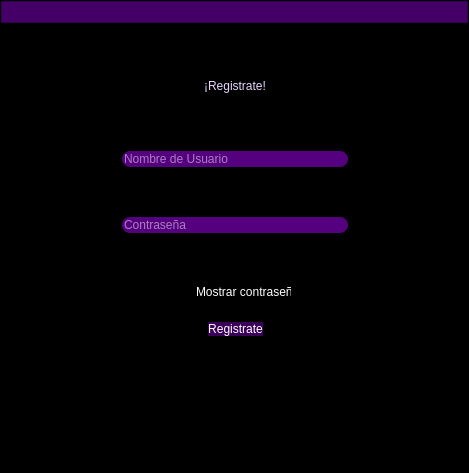
Above: interfaces/Register/register.ui from ElMejorGuerreroDeDios/VectraPolinova before the change. Below: the same form after it.
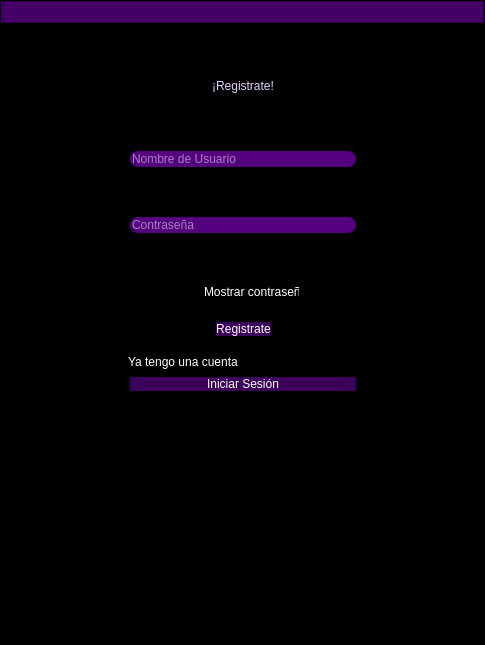
That is the form after the change. Icons and pictures are not drawn.

Commit message: Se modifico interfaz de register

Diff of the .ui file:
```diff
--- a/interfaces/Register/register.ui
+++ b/interfaces/Register/register.ui
@@ -6,8 +6,8 @@
    <rect>
     <x>0</x>
     <y>0</y>
-    <width>469</width>
-    <height>473</height>
+    <width>485</width>
+    <height>645</height>
    </rect>
   </property>
   <property name="windowTitle">
@@ -50,6 +50,12 @@
        </property>
        <item>
         <widget class="QFrame" name="up_frame">
+         <property name="maximumSize">
+          <size>
+           <width>16777215</width>
+           <height>40</height>
+          </size>
+         </property>
          <property name="styleSheet">
           <string notr="true">#up_frame{
 	background-color: rgb(68, 0, 103)
@@ -506,6 +512,20 @@
                  </layout>
                 </widget>
                </item>
+               <item>
+                <widget class="QLabel" name="label_2">
+                 <property name="text">
+                  <string>Ya tengo una cuenta</string>
+                 </property>
+                </widget>
+               </item>
+               <item>
+                <widget class="QPushButton" name="pushButton">
+                 <property name="text">
+                  <string>Iniciar Sesión</string>
+                 </property>
+                </widget>
+               </item>
               </layout>
              </widget>
             </item>
@@ -516,8 +536,8 @@
               </property>
               <property name="sizeHint" stdset="0">
                <size>
-                <width>20</width>
-                <height>20</height>
+                <width>247</width>
+                <height>13</height>
                </size>
               </property>
              </spacer>
```
